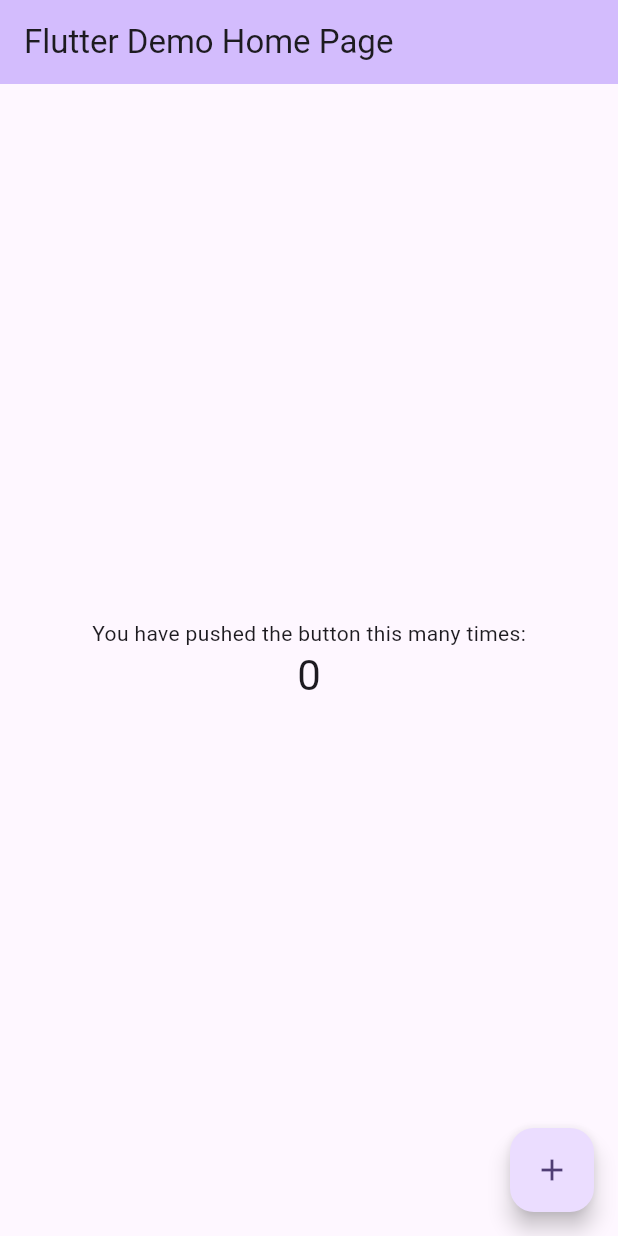
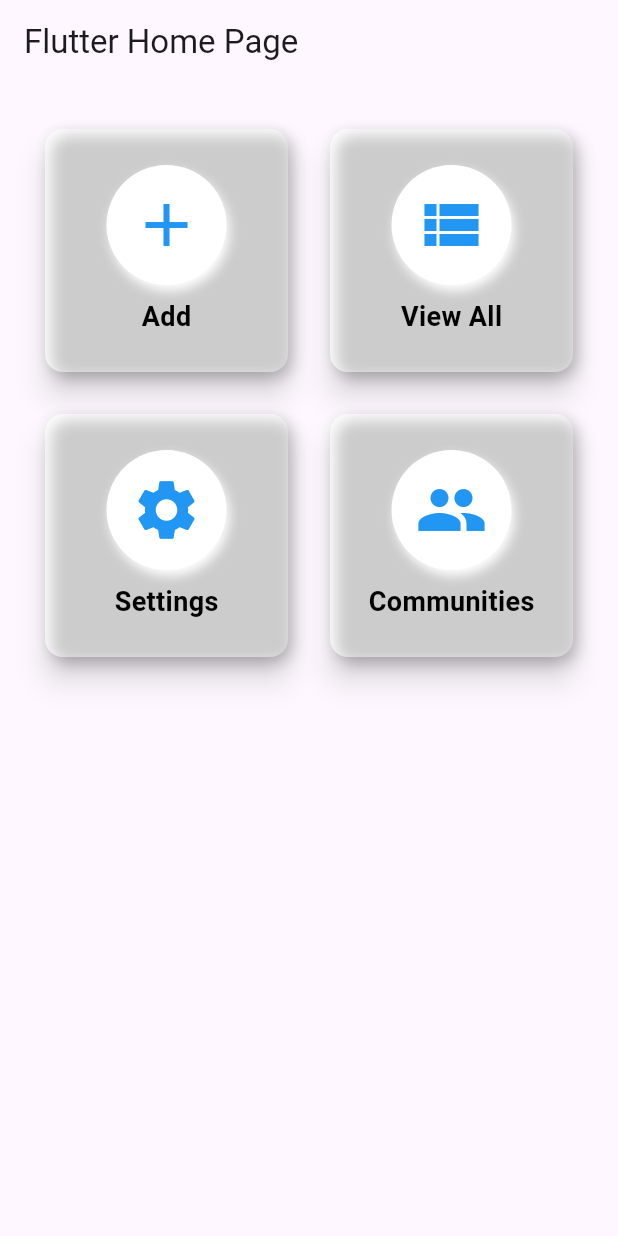
Before and after one commit to darshana-perera-97/member-list-mobile-app, a Flutter app: the screen it shows after launch, on a phone screen of 412 x 824 dp. Run offline on Flutter 3.47's test engine with Material 3 defaults, Android fonts, the phone set to English and light mode, and no system bars.

Commit message:
sub pages added

```diff
--- /dev/null
+++ b/my_flutter_app/lib/add_page.dart
@@ -0,0 +1,18 @@
+import 'package:flutter/material.dart';
+
+class AddPage extends StatelessWidget {
+  @override
+  Widget build(BuildContext context) {
+    return Scaffold(
+      appBar: AppBar(
+        title: Text('Add Page'),
+      ),
+      body: Center(
+        child: Text(
+          'This is the Add Page',
+          style: TextStyle(fontSize: 24),
+        ),
+      ),
+    );
+  }
+}
--- /dev/null
+++ b/my_flutter_app/lib/home_page.dart
@@ -0,0 +1,122 @@
+import 'package:flutter/material.dart';
+import 'add_page.dart'; // Import pages
+import 'view_all_page.dart';
+import 'settings_page.dart';
+import 'communities_page.dart';
+
+class HomePage extends StatelessWidget {
+  @override
+  Widget build(BuildContext context) {
+    return Scaffold(
+      appBar: AppBar(
+        title: Text('Flutter Home Page'),
+      ),
+      body: Padding(
+        padding: const EdgeInsets.all(26.0),
+        child: GridView.count(
+          crossAxisCount: 2, // 2 cards per row
+          crossAxisSpacing: 20,
+          mainAxisSpacing: 20,
+          children: [
+            buildCard(
+              context,
+              title: 'Add',
+              icon: Icons.add,
+              color: Colors.blue,
+              navigateTo: AddPage(),
+            ),
+            buildCard(
+              context,
+              title: 'View All',
+              icon: Icons.view_list,
+              color: Colors.blue,
+              navigateTo: ViewAllPage(),
+            ),
+            buildCard(
+              context,
+              title: 'Settings',
+              icon: Icons.settings,
+              color: Colors.blue,
+              navigateTo: SettingsPage(),
+            ),
+            buildCard(
+              context,
+              title: 'Communities',
+              icon: Icons.people,
+              color: Colors.blue,
+              navigateTo: CommunitiesPage(),
+            ),
+          ],
+        ),
+      ),
+    );
+  }
+
+  Widget buildCard(BuildContext context,
+      {required String title,
+      required IconData icon,
+      required Color color,
+      required Widget navigateTo}) {
+    return GestureDetector(
+      onTap: () {
+        Navigator.push(
+          context,
+          MaterialPageRoute(builder: (context) => navigateTo),
+        );
+      },
+      child: Card(
+        color: Colors.white, // Background color set to white
+        shape: RoundedRectangleBorder(
+          borderRadius: BorderRadius.circular(12),
+        ),
+        elevation: 8, // Increase elevation for shadow effect
+        shadowColor: Colors.grey.withOpacity(0.5), // Shadow color
+        child: Container(
+          decoration: BoxDecoration(
+            borderRadius: BorderRadius.circular(12),
+            boxShadow: [
+              BoxShadow(
+                color: Colors.black.withOpacity(0.2),
+                blurRadius: 8, // Blurring for a softer shadow
+                offset: Offset(4, 4), // Offset to create 3D depth
+              ),
+            ],
+          ),
+          child: Center(
+            child: Column(
+              mainAxisSize: MainAxisSize.min,
+              mainAxisAlignment: MainAxisAlignment.center,
+              children: [
+                Container(
+                  decoration: BoxDecoration(
+                    shape: BoxShape.circle,
+                    color: Colors.white, // Background color of icon container
+                    boxShadow: [
+                      BoxShadow(
+                        color: Colors.white, // Soft shadow
+                        blurRadius: 6,
+                        offset: Offset(2, 4),
+                      ),
+                    ],
+                  ),
+                  padding: EdgeInsets.all(16), // Padding for icon
+                  child: Icon(icon, size: 48, color: color), // Icon styling
+                ),
+                SizedBox(height: 8),
+                Text(
+                  title,
+                  style: TextStyle(
+                    fontSize: 18,
+                    fontWeight: FontWeight.bold,
+                    color:
+                        Colors.black, // Use black text for better readability
+                  ),
+                ),
+              ],
+            ),
+          ),
+        ),
+      ),
+    );
+  }
+}
--- a/my_flutter_app/lib/main.dart
+++ b/my_flutter_app/lib/main.dart
@@ -1,125 +1,19 @@
 import 'package:flutter/material.dart';
+import 'splash_screen.dart'; // Import the splash screen
+import 'home_page.dart'; // Import the home page
 
 void main() {
-  runApp(const MyApp());
+  runApp(MyApp());
 }
 
 class MyApp extends StatelessWidget {
-  const MyApp({super.key});
-
-  // This widget is the root of your application.
   @override
   Widget build(BuildContext context) {
     return MaterialApp(
-      title: 'Flutter Demo',
-      theme: ThemeData(
-        // This is the theme of your application.
-        //
-        // TRY THIS: Try running your application with "flutter run". You'll see
-        // the application has a purple toolbar. Then, without quitting the app,
-        // try changing the seedColor in the colorScheme below to Colors.green
-        // and then invoke "hot reload" (save your changes or press the "hot
-        // reload" button in a Flutter-supported IDE, or press "r" if you used
-        // the command line to start the app).
-        //
-        // Notice that the counter didn't reset back to zero; the application
-        // state is not lost during the reload. To reset the state, use hot
-        // restart instead.
-        //
-        // This works for code too, not just values: Most code changes can be
-        // tested with just a hot reload.
-        colorScheme: ColorScheme.fromSeed(seedColor: Colors.deepPurple),
-        useMaterial3: true,
-      ),
-      home: const MyHomePage(title: 'Flutter Demo Home Page'),
+      title: 'Flutter App',
+      theme: ThemeData(primarySwatch: Colors.blue),
+      debugShowCheckedModeBanner: false,
+      home: SplashScreen(), // Start with SplashScreen
     );
   }
 }
-
-class MyHomePage extends StatefulWidget {
-  const MyHomePage({super.key, required this.title});
-
-  // This widget is the home page of your application. It is stateful, meaning
-  // that it has a State object (defined below) that contains fields that affect
-  // how it looks.
-
-  // This class is the configuration for the state. It holds the values (in this
-  // case the title) provided by the parent (in this case the App widget) and
-  // used by the build method of the State. Fields in a Widget subclass are
-  // always marked "final".
-
-  final String title;
-
-  @override
-  State<MyHomePage> createState() => _MyHomePageState();
-}
-
-class _MyHomePageState extends State<MyHomePage> {
-  int _counter = 0;
-
-  void _incrementCounter() {
-    setState(() {
-      // This call to setState tells the Flutter framework that something has
-      // changed in this State, which causes it to rerun the build method below
-      // so that the display can reflect the updated values. If we changed
-      // _counter without calling setState(), then the build method would not be
-      // called again, and so nothing would appear to happen.
-      _counter++;
-    });
-  }
-
-  @override
-  Widget build(BuildContext context) {
-    // This method is rerun every time setState is called, for instance as done
-    // by the _incrementCounter method above.
-    //
-    // The Flutter framework has been optimized to make rerunning build methods
-    // fast, so that you can just rebuild anything that needs updating rather
-    // than having to individually change instances of widgets.
-    return Scaffold(
-      appBar: AppBar(
-        // TRY THIS: Try changing the color here to a specific color (to
-        // Colors.amber, perhaps?) and trigger a hot reload to see the AppBar
-        // change color while the other colors stay the same.
-        backgroundColor: Theme.of(context).colorScheme.inversePrimary,
-        // Here we take the value from the MyHomePage object that was created by
-        // the App.build method, and use it to set our appbar title.
-        title: Text(widget.title),
-      ),
-      body: Center(
-        // Center is a layout widget. It takes a single child and positions it
-        // in the middle of the parent.
-        child: Column(
-          // Column is also a layout widget. It takes a list of children and
-          // arranges them vertically. By default, it sizes itself to fit its
-          // children horizontally, and tries to be as tall as its parent.
-          //
-          // Column has various properties to control how it sizes itself and
-          // how it positions its children. Here we use mainAxisAlignment to
-          // center the children vertically; the main axis here is the vertical
-          // axis because Columns are vertical (the cross axis would be
-          // horizontal).
-          //
-          // TRY THIS: Invoke "debug painting" (choose the "Toggle Debug Paint"
-          // action in the IDE, or press "p" in the console), to see the
-          // wireframe for each widget.
-          mainAxisAlignment: MainAxisAlignment.center,
-          children: <Widget>[
-            const Text(
-              'You have pushed the button this many times:',
-            ),
-            Text(
-              '$_counter',
-              style: Theme.of(context).textTheme.headlineMedium,
-            ),
-          ],
-        ),
-      ),
-      floatingActionButton: FloatingActionButton(
-        onPressed: _incrementCounter,
-        tooltip: 'Increment',
-        child: const Icon(Icons.add),
-      ), // This trailing comma makes auto-formatting nicer for build methods.
-    );
-  }
-}
```
Also changed, not shown: my_flutter_app/lib/communities_page.dart (added, +18 -0 lines), my_flutter_app/lib/settings_page.dart (added, +18 -0 lines), my_flutter_app/lib/splash_screen.dart (added, +50 -0 lines), my_flutter_app/lib/view_all_page.dart (added, +18 -0 lines).
